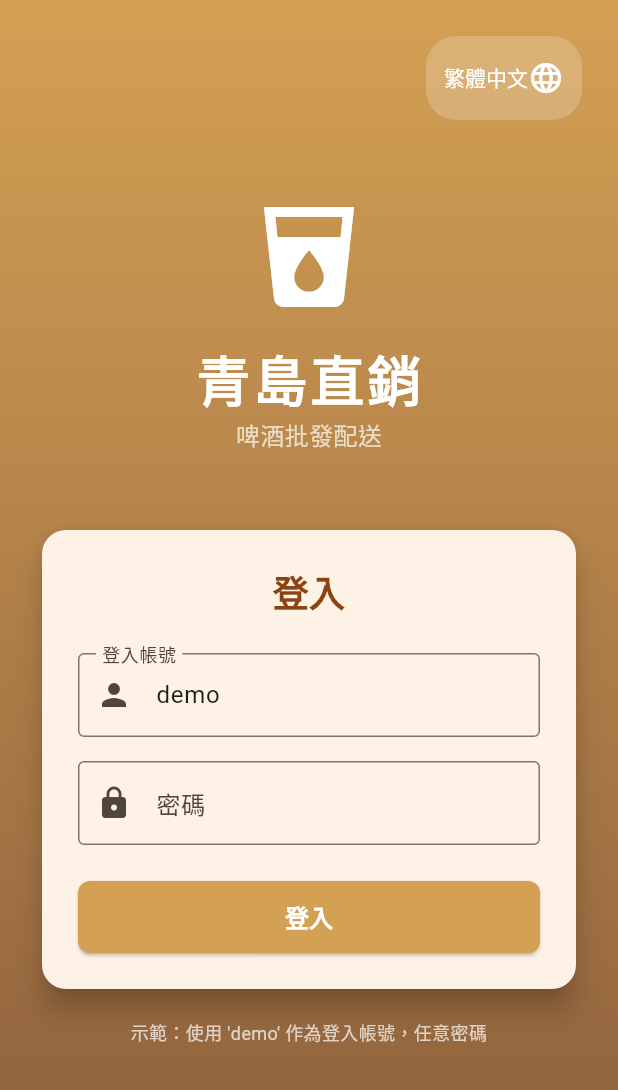
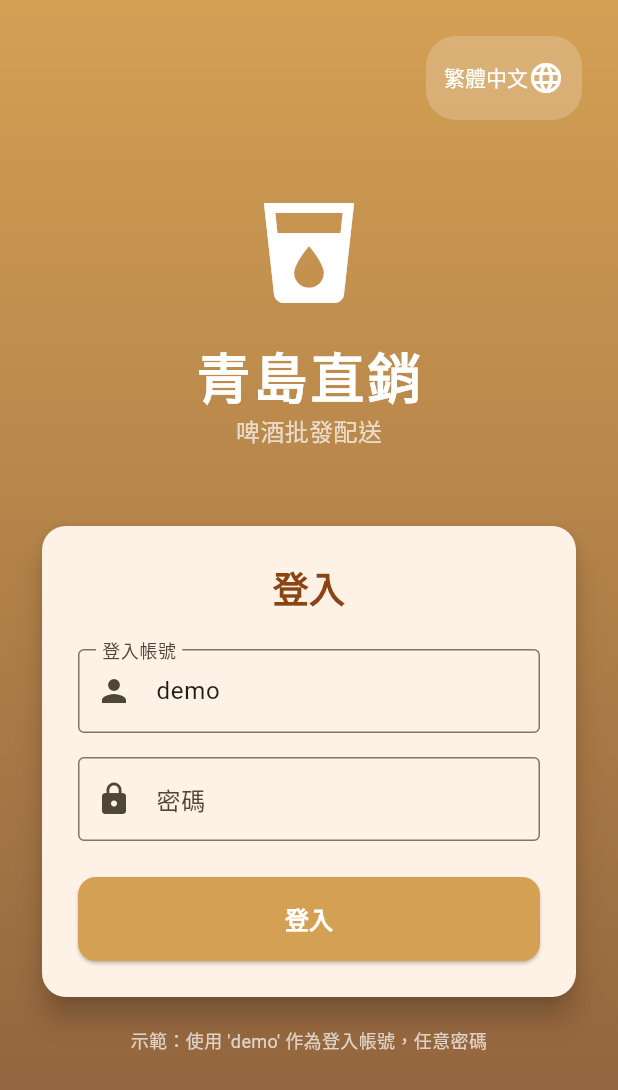
Before and after one commit to jackbauertv24-droid/an-app, a Flutter app: the screen it shows after launch, on a phone screen of 412 x 824 dp. Shown: the top 1090 px of the screen. Run offline on Flutter 3.47's test engine with Material 3 defaults, Android fonts, the phone set to English and light mode, and no system bars; our stand-ins replace dio, shared_preferences; accounts and stored records are empty.

Commit message:
Align all button styles (height 56, borderRadius 12). Fix snackbar dismiss issue by clearing snackbars before showing new ones.

```diff
--- a/lib/screens/account_selection_screen.dart
+++ b/lib/screens/account_selection_screen.dart
@@ -212,14 +212,15 @@ class _AccountSelectionScreenState extends State<AccountSelectionScreen> {
                         ],
                         const SizedBox(height: 24),
                         SizedBox(
-                          height: 48,
+                          width: double.infinity,
+                          height: 56,
                           child: ElevatedButton(
                             onPressed: _isLoading ? null : _handleLogin,
                             style: ElevatedButton.styleFrom(
                               backgroundColor: const Color(0xFFD4A054),
                               foregroundColor: Colors.white,
                               shape: RoundedRectangleBorder(
-                                borderRadius: BorderRadius.circular(8),
+                                borderRadius: BorderRadius.circular(12),
                               ),
                             ),
                             child: _isLoading
--- a/lib/screens/home_screen.dart
+++ b/lib/screens/home_screen.dart
@@ -205,10 +205,11 @@ class HomeScreen extends StatelessWidget {
                     },
                     onAddToCart: () {
                       context.read<CartProvider>().addItem(product);
+                      ScaffoldMessenger.of(context).clearSnackBars();
                       ScaffoldMessenger.of(context).showSnackBar(
                         SnackBar(
                           content: Text('${l10n.getProductName(product.id)} ${l10n.addToCart}'),
-                          duration: const Duration(seconds: 1),
+                          duration: const Duration(seconds: 2),
                           action: SnackBarAction(
                             label: l10n.cart,
                             onPressed: () {
--- a/lib/screens/product_detail_screen.dart
+++ b/lib/screens/product_detail_screen.dart
@@ -142,10 +142,10 @@ class ProductDetailScreen extends StatelessWidget {
             child: ElevatedButton.icon(
               onPressed: () {
                 context.read<CartProvider>().addItem(product);
+                ScaffoldMessenger.of(context).clearSnackBars();
                 ScaffoldMessenger.of(context).showSnackBar(
                   SnackBar(
                     content: Text('$productName ${l10n.addToCart}'),
-                    behavior: SnackBarBehavior.floating,
                     duration: const Duration(seconds: 2),
                   ),
                 );
```
